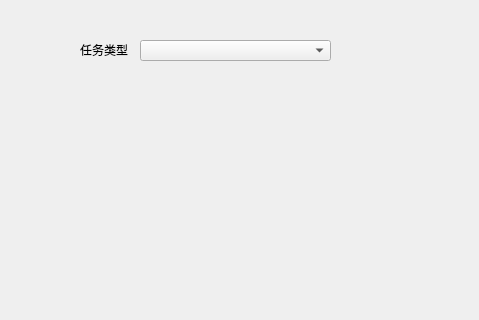
Above: src/widget/editTask/edittaskdialog.ui from Ferrarii-430/onmyoji-script before the change; both pictures show x 0 to 479 and y 0 to 320 of the 479 by 496 pixel window. Below: the same form after it.
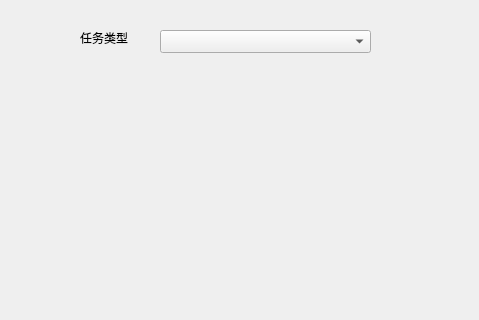
That is the form after the change.

What changed in the file:
```diff
--- a/src/widget/editTask/edittaskdialog.ui
+++ b/src/widget/editTask/edittaskdialog.ui
@@ -13,39 +13,6 @@
   <property name="windowTitle">
    <string>EditTaskDialog</string>
   </property>
-  <widget class="QComboBox" name="comboBox">
-   <property name="geometry">
-    <rect>
-     <x>140</x>
-     <y>40</y>
-     <width>191</width>
-     <height>21</height>
-    </rect>
-   </property>
-  </widget>
-  <widget class="QStackedWidget" name="stackedWidget">
-   <property name="geometry">
-    <rect>
-     <x>80</x>
-     <y>100</y>
-     <width>301</width>
-     <height>311</height>
-    </rect>
-   </property>
-  </widget>
-  <widget class="QLabel" name="label">
-   <property name="geometry">
-    <rect>
-     <x>80</x>
-     <y>40</y>
-     <width>61</width>
-     <height>20</height>
-    </rect>
-   </property>
-   <property name="text">
-    <string>任务类型</string>
-   </property>
-  </widget>
   <widget class="QDialogButtonBox" name="buttonBox">
    <property name="geometry">
     <rect>
@@ -59,6 +26,39 @@
     <set>QDialogButtonBox::StandardButton::Cancel|QDialogButtonBox::StandardButton::Ok</set>
    </property>
   </widget>
+  <widget class="QLabel" name="label">
+   <property name="geometry">
+    <rect>
+     <x>80</x>
+     <y>30</y>
+     <width>48</width>
+     <height>16</height>
+    </rect>
+   </property>
+   <property name="text">
+    <string>任务类型</string>
+   </property>
+  </widget>
+  <widget class="QComboBox" name="comboBox">
+   <property name="geometry">
+    <rect>
+     <x>160</x>
+     <y>30</y>
+     <width>211</width>
+     <height>23</height>
+    </rect>
+   </property>
+  </widget>
+  <widget class="QStackedWidget" name="stackedWidget">
+   <property name="geometry">
+    <rect>
+     <x>80</x>
+     <y>80</y>
+     <width>291</width>
+     <height>311</height>
+    </rect>
+   </property>
+  </widget>
  </widget>
  <resources/>
  <connections/>
```
